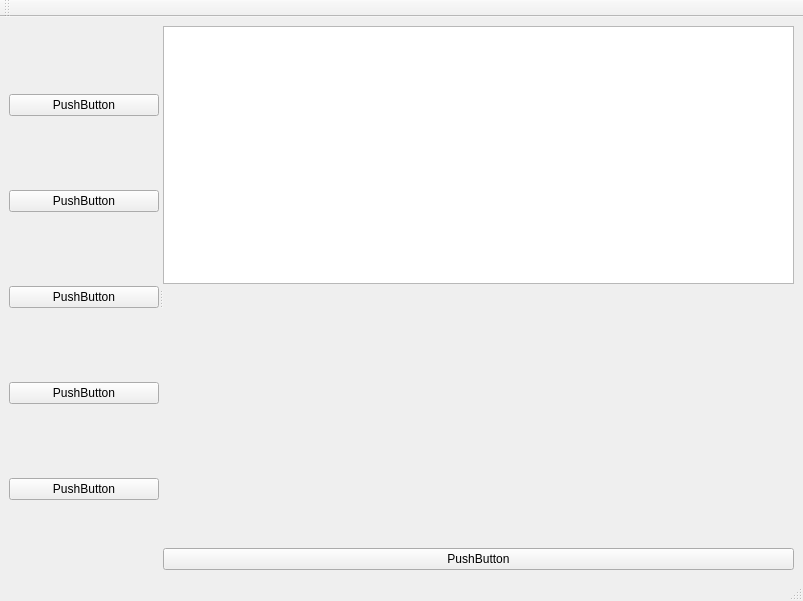
Old version of the form Progetto/mainwindow.ui in the repository simoven/ProgettoPO.
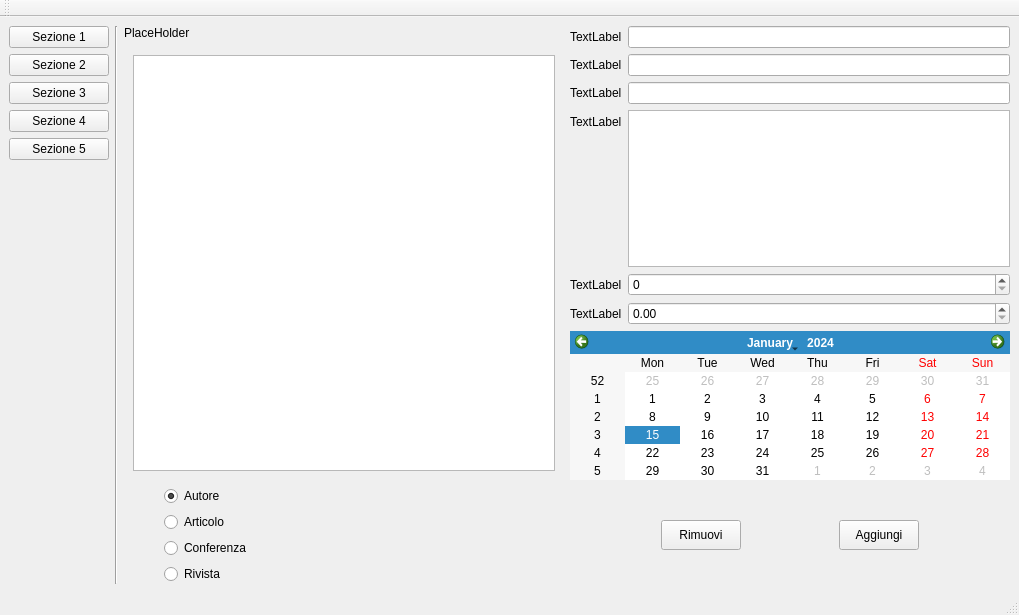
New version of the form.

The edit to the form file:
```diff
--- a/Progetto/mainwindow.ui
+++ b/Progetto/mainwindow.ui
@@ -6,8 +6,8 @@
    <rect>
     <x>0</x>
     <y>0</y>
-    <width>803</width>
-    <height>601</height>
+    <width>1019</width>
+    <height>615</height>
    </rect>
   </property>
   <property name="windowTitle">
@@ -16,26 +16,15 @@
   <widget class="QWidget" name="centralwidget">
    <layout class="QHBoxLayout" name="horizontalLayout">
     <item>
-     <widget class="QSplitter" name="splitter">
-      <property name="maximumSize">
-       <size>
-        <width>16777215</width>
-        <height>16777215</height>
-       </size>
-      </property>
-      <property name="orientation">
-       <enum>Qt::Horizontal</enum>
-      </property>
-      <widget class="QWidget" name="">
-       <property name="maximumSize">
-        <size>
-         <width>150</width>
-         <height>16777215</height>
-        </size>
-       </property>
        <layout class="QVBoxLayout" name="verticalLayout">
         <item>
-         <widget class="QPushButton" name="pushButton">
+       <widget class="QPushButton" name="SezioneA">
+        <property name="minimumSize">
+         <size>
+          <width>100</width>
+          <height>0</height>
+         </size>
+        </property>
           <property name="maximumSize">
            <size>
             <width>150</width>
@@ -43,12 +32,18 @@
            </size>
           </property>
           <property name="text">
-           <string>PushButton</string>
+         <string>Sezione 1</string>
           </property>
          </widget>
         </item>
         <item>
-         <widget class="QPushButton" name="pushButton_4">
+       <widget class="QPushButton" name="SezioneB">
+        <property name="minimumSize">
+         <size>
+          <width>100</width>
+          <height>0</height>
+         </size>
+        </property>
           <property name="maximumSize">
            <size>
             <width>150</width>
@@ -56,12 +51,18 @@
            </size>
           </property>
           <property name="text">
-           <string>PushButton</string>
+         <string>Sezione 2</string>
           </property>
          </widget>
         </item>
         <item>
-         <widget class="QPushButton" name="pushButton_2">
+       <widget class="QPushButton" name="SezioneC">
+        <property name="minimumSize">
+         <size>
+          <width>100</width>
+          <height>0</height>
+         </size>
+        </property>
           <property name="maximumSize">
            <size>
             <width>150</width>
@@ -69,12 +70,18 @@
            </size>
           </property>
           <property name="text">
-           <string>PushButton</string>
+         <string>Sezione 3</string>
           </property>
          </widget>
         </item>
         <item>
-         <widget class="QPushButton" name="pushButton_5">
+       <widget class="QPushButton" name="SezioneD">
+        <property name="minimumSize">
+         <size>
+          <width>100</width>
+          <height>0</height>
+         </size>
+        </property>
           <property name="maximumSize">
            <size>
             <width>150</width>
@@ -82,12 +89,18 @@
            </size>
           </property>
           <property name="text">
-           <string>PushButton</string>
+         <string>Sezione 4</string>
           </property>
          </widget>
         </item>
         <item>
-         <widget class="QPushButton" name="pushButton_3">
+       <widget class="QPushButton" name="SezioneE">
+        <property name="minimumSize">
+         <size>
+          <width>100</width>
+          <height>0</height>
+         </size>
+        </property>
           <property name="maximumSize">
            <size>
             <width>150</width>
@@ -95,25 +108,11 @@
            </size>
           </property>
           <property name="text">
-           <string>PushButton</string>
+         <string>Sezione 5</string>
           </property>
          </widget>
         </item>
-       </layout>
-      </widget>
-      <widget class="QWidget" name="gridLayoutWidget">
-       <layout class="QGridLayout" name="gridLayout">
-        <item row="0" column="0">
-         <widget class="QListView" name="listView"/>
-        </item>
-        <item row="2" column="0">
-         <widget class="QPushButton" name="pushButton_6">
-          <property name="text">
-           <string>PushButton</string>
-          </property>
-         </widget>
-        </item>
-        <item row="1" column="0">
+      <item>
          <spacer name="verticalSpacer">
           <property name="orientation">
            <enum>Qt::Vertical</enum>
@@ -127,8 +126,268 @@
          </spacer>
         </item>
        </layout>
-      </widget>
-     </widget>
+    </item>
+    <item>
+     <widget class="Line" name="line">
+      <property name="orientation">
+       <enum>Qt::Vertical</enum>
+      </property>
+     </widget>
+    </item>
+    <item>
+     <layout class="QGridLayout" name="gridLayout">
+      <item row="2" column="0">
+       <layout class="QHBoxLayout" name="horizontalLayout_3">
+        <item>
+         <spacer name="horizontalSpacer_3">
+          <property name="orientation">
+           <enum>Qt::Horizontal</enum>
+          </property>
+          <property name="sizeType">
+           <enum>QSizePolicy::Minimum</enum>
+          </property>
+          <property name="sizeHint" stdset="0">
+           <size>
+            <width>40</width>
+            <height>20</height>
+           </size>
+          </property>
+         </spacer>
+        </item>
+        <item>
+         <layout class="QVBoxLayout" name="verticalLayout_4">
+          <item>
+           <widget class="QRadioButton" name="AutoreButton">
+            <property name="text">
+             <string>Autore</string>
+            </property>
+            <property name="checked">
+             <bool>true</bool>
+            </property>
+           </widget>
+          </item>
+          <item>
+           <widget class="QRadioButton" name="ArticoloButton">
+            <property name="text">
+             <string>Articolo</string>
+            </property>
+           </widget>
+          </item>
+          <item>
+           <widget class="QRadioButton" name="ConferenzaButton">
+            <property name="text">
+             <string>Conferenza</string>
+            </property>
+           </widget>
+          </item>
+          <item>
+           <widget class="QRadioButton" name="RivistaButton">
+            <property name="text">
+             <string>Rivista</string>
+            </property>
+           </widget>
+          </item>
+         </layout>
+        </item>
+        <item>
+         <spacer name="horizontalSpacer_4">
+          <property name="orientation">
+           <enum>Qt::Horizontal</enum>
+          </property>
+          <property name="sizeHint" stdset="0">
+           <size>
+            <width>40</width>
+            <height>20</height>
+           </size>
+          </property>
+         </spacer>
+        </item>
+       </layout>
+      </item>
+      <item row="2" column="1">
+       <layout class="QHBoxLayout" name="horizontalLayout_2">
+        <item>
+         <spacer name="horizontalSpacer_5">
+          <property name="orientation">
+           <enum>Qt::Horizontal</enum>
+          </property>
+          <property name="sizeHint" stdset="0">
+           <size>
+            <width>40</width>
+            <height>20</height>
+           </size>
+          </property>
+         </spacer>
+        </item>
+        <item>
+         <widget class="QPushButton" name="pushButton_2">
+          <property name="minimumSize">
+           <size>
+            <width>40</width>
+            <height>30</height>
+           </size>
+          </property>
+          <property name="text">
+           <string>Rimuovi</string>
+          </property>
+         </widget>
+        </item>
+        <item>
+         <spacer name="horizontalSpacer">
+          <property name="orientation">
+           <enum>Qt::Horizontal</enum>
+          </property>
+          <property name="sizeHint" stdset="0">
+           <size>
+            <width>40</width>
+            <height>20</height>
+           </size>
+          </property>
+         </spacer>
+        </item>
+        <item>
+         <widget class="QPushButton" name="pushButton">
+          <property name="minimumSize">
+           <size>
+            <width>40</width>
+            <height>30</height>
+           </size>
+          </property>
+          <property name="text">
+           <string>Aggiungi</string>
+          </property>
+         </widget>
+        </item>
+        <item>
+         <spacer name="horizontalSpacer_2">
+          <property name="orientation">
+           <enum>Qt::Horizontal</enum>
+          </property>
+          <property name="sizeHint" stdset="0">
+           <size>
+            <width>40</width>
+            <height>20</height>
+           </size>
+          </property>
+         </spacer>
+        </item>
+       </layout>
+      </item>
+      <item row="0" column="1">
+       <layout class="QVBoxLayout" name="verticalLayout_5">
+        <item>
+         <layout class="QFormLayout" name="formLayout">
+          <item row="0" column="0">
+           <widget class="QLabel" name="label1">
+            <property name="text">
+             <string>TextLabel</string>
+            </property>
+           </widget>
+          </item>
+          <item row="0" column="1">
+           <widget class="QLineEdit" name="lineEdit1"/>
+          </item>
+          <item row="1" column="0">
+           <widget class="QLabel" name="label2">
+            <property name="text">
+             <string>TextLabel</string>
+            </property>
+           </widget>
+          </item>
+          <item row="1" column="1">
+           <widget class="QLineEdit" name="lineEdit2"/>
+          </item>
+          <item row="2" column="0">
+           <widget class="QLabel" name="label3">
+            <property name="text">
+             <string>TextLabel</string>
+            </property>
+           </widget>
+          </item>
+          <item row="2" column="1">
+           <widget class="QLineEdit" name="lineEdit3"/>
+          </item>
+          <item row="3" column="0">
+           <widget class="QLabel" name="label4">
+            <property name="text">
+             <string>TextLabel</string>
+            </property>
+           </widget>
+          </item>
+          <item row="3" column="1">
+           <widget class="QPlainTextEdit" name="plainText"/>
+          </item>
+          <item row="4" column="1">
+           <widget class="QSpinBox" name="spinBox"/>
+          </item>
+          <item row="4" column="0">
+           <widget class="QLabel" name="label_2">
+            <property name="text">
+             <string>TextLabel</string>
+            </property>
+           </widget>
+          </item>
+          <item row="5" column="1">
+           <widget class="QDoubleSpinBox" name="doubleSpinBox"/>
+          </item>
+          <item row="5" column="0">
+           <widget class="QLabel" name="label_3">
+            <property name="text">
+             <string>TextLabel</string>
+            </property>
+           </widget>
+          </item>
+         </layout>
+        </item>
+        <item>
+         <widget class="QCalendarWidget" name="calendarWidget"/>
+        </item>
+       </layout>
+      </item>
+      <item row="0" column="0">
+       <layout class="QVBoxLayout" name="verticalLayout_2">
+        <item>
+         <widget class="QLabel" name="labelStacked">
+          <property name="text">
+           <string>PlaceHolder</string>
+          </property>
+         </widget>
+        </item>
+        <item>
+         <widget class="QStackedWidget" name="stackedWidget">
+          <widget class="QWidget" name="pageAutore">
+           <layout class="QVBoxLayout" name="verticalLayout_3">
+            <item>
+             <widget class="QListWidget" name="widgetAutore"/>
+            </item>
+           </layout>
+          </widget>
+          <widget class="QWidget" name="pageRivista">
+           <layout class="QVBoxLayout" name="verticalLayout_7">
+            <item>
+             <widget class="QListWidget" name="widgetRivista"/>
+            </item>
+           </layout>
+          </widget>
+          <widget class="QWidget" name="pageConferenza">
+           <layout class="QVBoxLayout" name="verticalLayout_8">
+            <item>
+             <widget class="QListWidget" name="widgetConferenza"/>
+            </item>
+           </layout>
+          </widget>
+          <widget class="QWidget" name="pageArticolo">
+           <layout class="QVBoxLayout" name="verticalLayout_6">
+            <item>
+             <widget class="QListWidget" name="widgetArticolo"/>
+            </item>
+           </layout>
+          </widget>
+         </widget>
+        </item>
+       </layout>
+      </item>
+     </layout>
     </item>
    </layout>
   </widget>
```
Left out of the diff: 2 changed lines with no effect on the pictures. Lines whose indentation alone changed are shown as unchanged.
